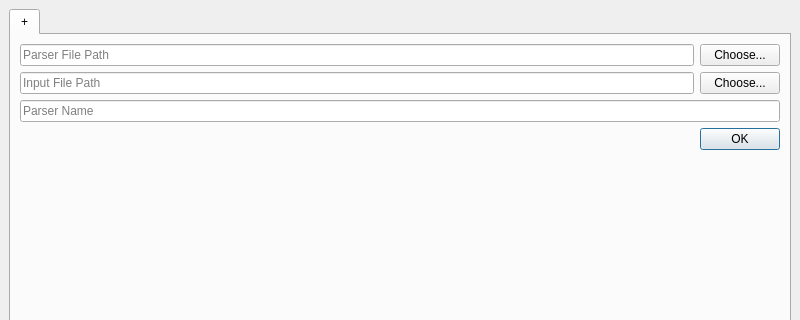
This is tools/ylliab/mainwindow.ui in 8051Enthusiast/yabo as Qt 5 draws it before an edit; both pictures show x 0 to 800 and y 0 to 320 of the 800 by 600 pixel window. The edited form follows.
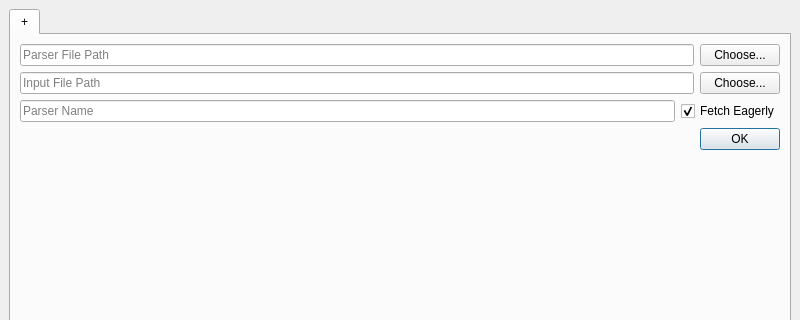
This is the edited form.

```diff
--- a/tools/ylliab/mainwindow.ui
+++ b/tools/ylliab/mainwindow.ui
@@ -68,11 +68,28 @@
          </layout>
         </item>
         <item>
+         <layout class="QHBoxLayout" name="horizontalLayout_2">
+          <item>
          <widget class="QLineEdit" name="parserNameEdit">
           <property name="placeholderText">
            <string>Parser Name</string>
           </property>
          </widget>
+          </item>
+          <item>
+           <widget class="QCheckBox" name="fetchEager">
+            <property name="text">
+             <string>Fetch Eagerly</string>
+            </property>
+            <property name="checked">
+             <bool>true</bool>
+            </property>
+            <property name="tristate">
+             <bool>false</bool>
+            </property>
+           </widget>
+          </item>
+         </layout>
         </item>
         <item>
          <widget class="QDialogButtonBox" name="createTabBox">
```
Lines whose indentation alone changed are shown as unchanged.
